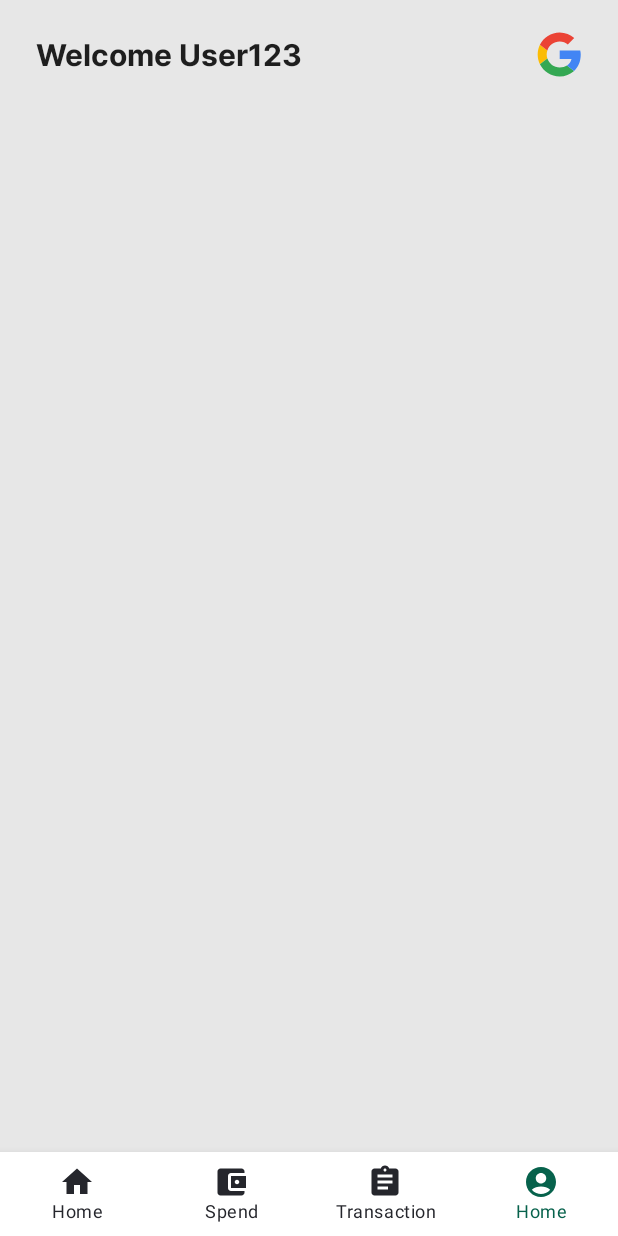
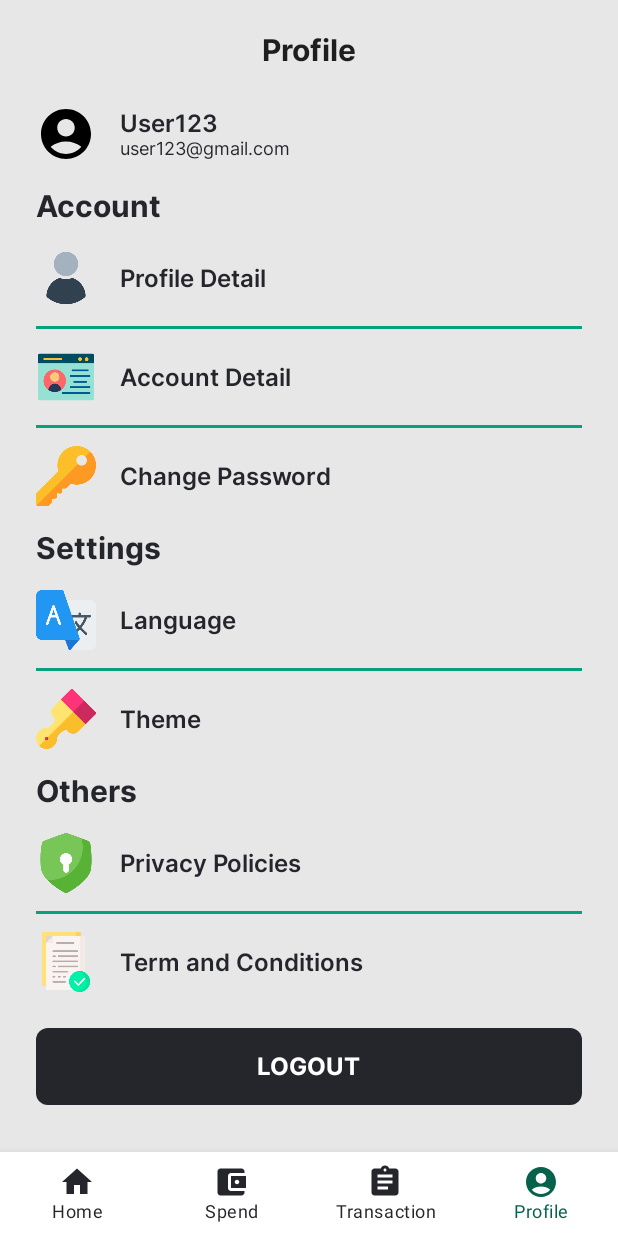
Before and after one commit to BudgetInCapstone/AndroidDevelopment, an Android app built with Jetpack Compose: the AuthenticatedNavigation screen opened through its navigation route, item 4 of the bottom bar chosen, on a phone screen of 412 x 824 dp. Run offline under Robolectric (Android 15) with nearby library versions, the phone set to English and light mode, and no system bars.

Commit message:
create: membuat halaman profile dan logika logout

```diff
--- a/app/src/main/java/com/bangkit/budgetin/MainActivity.kt
+++ b/app/src/main/java/com/bangkit/budgetin/MainActivity.kt
@@ -6,11 +6,8 @@ import androidx.activity.compose.setContent
 import androidx.compose.foundation.layout.fillMaxSize
 import androidx.compose.material.MaterialTheme
 import androidx.compose.material.Surface
-import androidx.compose.material.Text
-import androidx.compose.runtime.Composable
 import androidx.compose.ui.Modifier
-import androidx.compose.ui.tooling.preview.Preview
-import com.bangkit.budgetin.ui.BudgetInApp
+import com.bangkit.budgetin.ui.AppNavigation
 import com.bangkit.budgetin.ui.theme.BudgetInTheme
 
 class MainActivity : ComponentActivity() {
@@ -22,7 +19,7 @@ class MainActivity : ComponentActivity() {
                     modifier = Modifier.fillMaxSize(),
                     color = MaterialTheme.colors.background
                 ) {
-                    BudgetInApp()
+                    AppNavigation()
                 }
             }
         }
--- a/app/src/main/java/com/bangkit/budgetin/ui/BudgetInApp.kt
+++ b/app/src/main/java/com/bangkit/budgetin/ui/AppNavigation.kt
@@ -14,7 +14,7 @@ import com.bangkit.budgetin.ui.screen.signin.SignInScreen
 import com.bangkit.budgetin.ui.screen.signup.SignUpScreen
 
 @Composable
-fun BudgetInApp(
+fun AppNavigation(
     navController: NavHostController = rememberNavController(),
 ) {
     NavHost(
@@ -47,7 +47,9 @@ fun BudgetInApp(
             )
         }
         composable(Screen.Home.route) {
-            AuthenticatedNavigation()
+            AuthenticatedNavigation(
+                parentNavController = navController
+            )
         }
     }
 }
--- a/app/src/main/java/com/bangkit/budgetin/ui/components/DailySpend.kt
+++ b/app/src/main/java/com/bangkit/budgetin/ui/components/DailySpend.kt
@@ -24,11 +24,11 @@ import java.text.NumberFormat
 @Composable
 fun DailySpend(
     modifier: Modifier = Modifier,
-    dailySpend: Long = 1,
-    dailyMax: Long = 1,
+    dailySpend: Long,
+    dailyMax: Long,
 ) {
     var progressBarWidth by remember {
-        mutableStateOf(0F)
+        mutableStateOf(1F)
     }
 
     Column(
@@ -53,7 +53,7 @@ fun DailySpend(
             horizontalArrangement = Arrangement.SpaceBetween
         ) {
             Text(
-                text = "${dailySpend/dailyMax * 100}%",
+                text = "${(dailySpend.toFloat() / dailyMax.toFloat() * 100).toInt()}%",
                 style = MaterialTheme.typography.body1
             )
             Text(
@@ -84,7 +84,7 @@ fun DailySpend(
                     .fillMaxHeight()
                     .width(
                         with(LocalDensity.current) {
-                            (progressBarWidth * (dailySpend / dailyMax)).toDp()
+                            (progressBarWidth * (1 - dailySpend.toFloat() / dailyMax)).toDp()
                         }
                     )
                     .align(Alignment.CenterEnd)
--- /dev/null
+++ b/app/src/main/java/com/bangkit/budgetin/ui/components/ProfileItemView.kt
@@ -0,0 +1,53 @@
+package com.bangkit.budgetin.ui.components
+
+import androidx.compose.foundation.Image
+import androidx.compose.foundation.layout.*
+import androidx.compose.foundation.shape.CircleShape
+import androidx.compose.material.MaterialTheme
+import androidx.compose.material.Text
+import androidx.compose.runtime.Composable
+import androidx.compose.ui.Alignment
+import androidx.compose.ui.Modifier
+import androidx.compose.ui.draw.clip
+import androidx.compose.ui.graphics.RectangleShape
+import androidx.compose.ui.graphics.painter.Painter
+import androidx.compose.ui.layout.ContentScale
+import androidx.compose.ui.unit.dp
+
+@Composable
+fun ProfileItemView(
+    modifier: Modifier = Modifier,
+    title: String,
+    description: String?,
+    image: Painter,
+    circle: Boolean = true
+){
+    Row(
+        modifier = modifier.fillMaxWidth(),
+        verticalAlignment = Alignment.CenterVertically
+    ) {
+        Image(
+            painter = image,
+            contentDescription = "profile image",
+            modifier = Modifier
+                .padding(end = 16.dp)
+                .size(40.dp)
+                .clip(if(circle) CircleShape else RectangleShape),
+            contentScale = ContentScale.Crop
+        )
+        Column {
+            Text(
+                text = title,
+                style = MaterialTheme.typography.h3,
+                color = MaterialTheme.colors.primary,
+            )
+            if(!description.isNullOrEmpty()){
+                Text(
+                    text = description,
+                    style = MaterialTheme.typography.body1,
+                    color = MaterialTheme.colors.primary
+                )
+            }
+        }
+    }
+}
--- a/app/src/main/java/com/bangkit/budgetin/ui/navigation/NavigationItem.kt
+++ b/app/src/main/java/com/bangkit/budgetin/ui/item/NavigationItem.kt
@@ -1,6 +1,7 @@
-package com.bangkit.budgetin.ui.navigation
+package com.bangkit.budgetin.ui.item
 
 import androidx.compose.ui.graphics.painter.Painter
+import com.bangkit.budgetin.ui.navigation.Screen
 
 data class NavigationItem(
     val title: String,
--- /dev/null
+++ b/app/src/main/java/com/bangkit/budgetin/ui/item/ProfileGroupItem.kt
@@ -0,0 +1,6 @@
+package com.bangkit.budgetin.ui.item
+
+data class ProfileGroupItem (
+    val groupName: String,
+    val profileItems: List<ProfileItem>
+)
--- /dev/null
+++ b/app/src/main/java/com/bangkit/budgetin/ui/item/ProfileItem.kt
@@ -0,0 +1,9 @@
+package com.bangkit.budgetin.ui.item
+
+import androidx.compose.ui.graphics.painter.Painter
+
+data class ProfileItem(
+    val title: String,
+    val description: String? = null,
+    val image: Painter
+)
--- a/app/src/main/java/com/bangkit/budgetin/ui/navigation/AuthenticatedNavigation.kt
+++ b/app/src/main/java/com/bangkit/budgetin/ui/navigation/AuthenticatedNavigation.kt
@@ -11,46 +11,22 @@ import androidx.compose.ui.graphics.Color
 import androidx.compose.ui.layout.ContentScale
 import androidx.compose.ui.res.painterResource
 import androidx.compose.ui.unit.dp
+import androidx.navigation.NavController
 import androidx.navigation.NavHostController
 import androidx.navigation.compose.NavHost
 import androidx.navigation.compose.composable
 import androidx.navigation.compose.currentBackStackEntryAsState
 import androidx.navigation.compose.rememberNavController
 import com.bangkit.budgetin.R
+import com.bangkit.budgetin.ui.item.NavigationItem
 import com.bangkit.budgetin.ui.screen.home.HomeScreen
+import com.bangkit.budgetin.ui.screen.profile.ProfileScreen
 import com.bangkit.budgetin.ui.screen.spend.SpendScreen
 
 @Composable
 fun AuthenticatedNavigation(
+    parentNavController: NavController,
     navController: NavHostController = rememberNavController(),
-) {
-    Scaffold(
-        topBar = {
-            Row(
-                modifier = Modifier
-                    .fillMaxWidth()
-                    .padding(top = 21.dp, start = 24.dp, end = 24.dp, bottom = 24.dp),
-                horizontalArrangement = Arrangement.SpaceBetween,
-                verticalAlignment = Alignment.CenterVertically
-            ) {
-                Text(
-                    text = "Welcome User123",
-                    style = MaterialTheme.typography.h1
-                )
-                Image(
-                    painter = painterResource(id = R.drawable.ic_google),
-                    contentDescription = "profile picture",
-                    modifier = Modifier
-                        .size(30.dp),
-                    contentScale = ContentScale.Crop
-                )
-            }
-        },
-        bottomBar = {
-            BottomNavigation(
-                modifier = Modifier
-                    .padding(top = 16.dp),
-                backgroundColor = Color.White
 ) {
     val navBackStackEntry by navController.currentBackStackEntryAsState()
     val currentRoute = navBackStackEntry?.destination?.route
@@ -72,11 +48,52 @@ fun AuthenticatedNavigation(
             screen = Screen.Transaction,
         ),
         NavigationItem(
-                        title = "Home",
+            title = "Profile",
             icon = painterResource(id = R.drawable.ic_profile),
             screen = Screen.Profile,
         )
     )
+
+    Scaffold(
+        topBar = {
+            Row(
+                modifier = Modifier
+                    .fillMaxWidth()
+                    .padding(top = 21.dp, start = 24.dp, end = 24.dp, bottom = 24.dp),
+                horizontalArrangement =
+                if (currentRoute == Screen.Home.route)
+                    Arrangement.SpaceBetween
+                else
+                    Arrangement.Center,
+                verticalAlignment = Alignment.CenterVertically
+            ) {
+                if (currentRoute == Screen.Home.route) {
+                    Text(
+                        text = "Welcome User123",
+                        style = MaterialTheme.typography.h1
+                    )
+                    Image(
+                        painter = painterResource(id = R.drawable.ic_google),
+                        contentDescription = "profile picture",
+                        modifier = Modifier
+                            .size(30.dp),
+                        contentScale = ContentScale.Crop
+                    )
+                } else {
+                    Text(
+                        text = navigationItems.find {
+                            it.screen.route == currentRoute
+                        }?.title ?: "",
+                        style = MaterialTheme.typography.h1
+                    )
+                }
+            }
+        },
+        bottomBar = {
+            BottomNavigation(
+                modifier = Modifier,
+                backgroundColor = Color.White
+            ) {
                 navigationItems.map { item ->
                     BottomNavigationItem(
                         icon = {
@@ -90,8 +107,8 @@ fun AuthenticatedNavigation(
                         unselectedContentColor = MaterialTheme.colors.primary,
                         selectedContentColor = MaterialTheme.colors.secondary,
                         onClick = {
-                            navController.navigate(item.screen.route){
-                                popUpTo(Screen.Home.route){
+                            navController.navigate(item.screen.route) {
+                                popUpTo(Screen.Home.route) {
                                     saveState = true
                                 }
                                 restoreState = true
@@ -108,15 +125,24 @@ fun AuthenticatedNavigation(
             navController = navController,
             startDestination = Screen.Home.route,
 
-        ){
-            composable(Screen.Home.route){
+            ) {
+            composable(Screen.Home.route) {
                 HomeScreen()
             }
-            composable(Screen.Spend.route){
+            composable(Screen.Spend.route) {
                 SpendScreen()
             }
-            composable(Screen.Transaction.route){}
-            composable(Screen.Profile.route){}
+            composable(Screen.Transaction.route) {}
+            composable(Screen.Profile.route) {
+                ProfileScreen(
+                    navigateToSignin = {
+                        parentNavController.navigate(Screen.SignIn.route) {
+                            popUpTo(Screen.Home.route) {inclusive = true}
+                            launchSingleTop = true
+                        }
+                    }
+                )
             }
         }
     }
+}
--- a/app/src/main/java/com/bangkit/budgetin/ui/screen/home/HomeScreen.kt
+++ b/app/src/main/java/com/bangkit/budgetin/ui/screen/home/HomeScreen.kt
@@ -4,29 +4,14 @@ import androidx.compose.foundation.*
 import androidx.compose.foundation.layout.*
 import androidx.compose.foundation.lazy.LazyRow
 import androidx.compose.foundation.lazy.items
-import androidx.compose.foundation.shape.CircleShape
-import androidx.compose.foundation.shape.RoundedCornerShape
 import androidx.compose.material.*
-import androidx.compose.material.icons.Icons
-import androidx.compose.material.icons.filled.Notifications
 import androidx.compose.runtime.*
 import androidx.compose.ui.Alignment
 import androidx.compose.ui.Modifier
-import androidx.compose.ui.draw.clip
-import androidx.compose.ui.draw.shadow
-import androidx.compose.ui.geometry.Offset
-import androidx.compose.ui.graphics.Brush
-import androidx.compose.ui.graphics.Color
-import androidx.compose.ui.layout.ContentScale
-import androidx.compose.ui.layout.onGloballyPositioned
-import androidx.compose.ui.platform.LocalDensity
 import androidx.compose.ui.res.painterResource
-import androidx.compose.ui.text.style.TextOverflow
 import androidx.compose.ui.tooling.preview.Devices
 import androidx.compose.ui.tooling.preview.Preview
 import androidx.compose.ui.unit.dp
-import androidx.compose.ui.unit.sp
-import androidx.compose.ui.zIndex
 import com.bangkit.budgetin.R
 import com.bangkit.budgetin.ui.components.*
 import com.bangkit.budgetin.ui.theme.*
@@ -34,6 +19,7 @@ import com.bangkit.budgetin.ui.theme.*
 @Composable
 fun HomeScreen(
 ) {
+    // TODO: Cek apakah user punya plan
     val isHavePlan = true
     if (isHavePlan)
         HomeContent()
@@ -53,6 +39,7 @@ fun HomeContent(
         modifier = modifier
             .fillMaxWidth()
             .verticalScroll(state = rememberScrollState())
+            .padding(bottom = 16.dp)
     ) {
         CardBalance(
             modifier = Modifier.padding(horizontal = 24.dp),
@@ -120,6 +107,7 @@ fun HomeNoContent(
     Column(
         modifier = modifier
             .padding(horizontal = 24.dp)
+            .padding(bottom = 16.dp)
     ) {
         CardBalanceNoPlan()
         Text(
@@ -157,12 +145,12 @@ fun HomePreview() {
     }
 }
 
-@Preview(showBackground = true, device = Devices.PIXEL_2_XL)
-@Composable
-fun HomeNoContentPreview() {
-    BudgetInTheme() {
-        HomeNoContent(
-            modifier = Modifier.fillMaxSize()
-        )
-    }
-}
+//@Preview(showBackground = true, device = Devices.PIXEL_2_XL)
+//@Composable
+//fun HomeNoContentPreview() {
+//    BudgetInTheme {
+//        HomeNoContent(
+//            modifier = Modifier.fillMaxSize()
+//        )
+//    }
+//}
--- /dev/null
+++ b/app/src/main/java/com/bangkit/budgetin/ui/screen/profile/ProfileScreen.kt
@@ -0,0 +1,147 @@
+package com.bangkit.budgetin.ui.screen.profile
+
+import androidx.compose.foundation.*
+import androidx.compose.foundation.layout.*
+import androidx.compose.foundation.shape.CircleShape
+import androidx.compose.material.Divider
+import androidx.compose.material.MaterialTheme
+import androidx.compose.material.Text
+import androidx.compose.runtime.Composable
+import androidx.compose.ui.Alignment
+import androidx.compose.ui.Modifier
+import androidx.compose.ui.draw.clip
+import androidx.compose.ui.layout.ContentScale
+import androidx.compose.ui.res.painterResource
+import androidx.compose.ui.text.font.FontWeight
+import androidx.compose.ui.tooling.preview.Devices
+import androidx.compose.ui.tooling.preview.Preview
+import androidx.compose.ui.unit.dp
+import com.bangkit.budgetin.R
+import com.bangkit.budgetin.ui.components.ButtonApp
+import com.bangkit.budgetin.ui.components.ProfileItemView
+import com.bangkit.budgetin.ui.item.ProfileGroupItem
+import com.bangkit.budgetin.ui.item.ProfileItem
+import com.bangkit.budgetin.ui.theme.BudgetInTheme
+import com.bangkit.budgetin.ui.theme.Teal400
+
+@Composable
+fun ProfileScreen(
+    navigateToSignin: () -> Unit = {}
+) {
+    ProfileContent(
+        navigateToSignin =  navigateToSignin
+    )
+}
+
+@Composable
+fun ProfileContent(
+    modifier: Modifier = Modifier,
+    navigateToSignin: () -> Unit = {}
+) {
+    val profileItemList = listOf(
+        ProfileGroupItem(
+            groupName = "Account",
+            profileItems = listOf(
+                ProfileItem(
+                    title = "Profile Detail",
+                    image = painterResource(id = R.drawable.ic_profile_detail)
+                ),
+                ProfileItem(
+                    title = "Account Detail",
+                    image = painterResource(id = R.drawable.ic_account)
+                ),
+                ProfileItem(
+                    title = "Change Password",
+                    image = painterResource(id = R.drawable.ic_password)
+                ),
+            )
+        ),
+        ProfileGroupItem(
+            groupName = "Settings",
+            profileItems = listOf(
+                ProfileItem(
+                    title = "Language",
+                    image = painterResource(id = R.drawable.ic_language)
+                ),
+                ProfileItem(
+                    title = "Theme",
+                    image = painterResource(id = R.drawable.ic_theme)
+                ),
+            )
+        ),
+        ProfileGroupItem(
+            groupName = "Others",
+            profileItems = listOf(
+                ProfileItem(
+                    title = "Privacy Policies",
+                    image = painterResource(id = R.drawable.ic_privacy)
+                ),
+                ProfileItem(
+                    title = "Term and Conditions",
+                    image = painterResource(id = R.drawable.ic_term)
+                ),
+            )
+        )
+    )
+
+    Column(
+        modifier = modifier
+            .verticalScroll(rememberScrollState())
+    ) {
+        ProfileItemView(
+            title = "User123",
+            description = "user123@gmail.com",
+            image = painterResource(id = R.drawable.ic_profile),
+            modifier = Modifier
+                .padding(horizontal = 24.dp)
+        )
+
+        profileItemList.map { profileGroup ->
+            Text(
+                text = profileGroup.groupName,
+                style = MaterialTheme.typography.h1,
+                color = MaterialTheme.colors.primary,
+                modifier = Modifier
+                    .padding(top = 16.dp)
+                    .padding(horizontal = 24.dp)
+            )
+            profileGroup.profileItems.mapIndexed { index, profileItem ->
+                if (index != 0) {
+                    Divider(
+                        modifier = Modifier
+                            .padding(vertical = 12.dp, horizontal = 24.dp)
+                            .fillMaxWidth()
+                            .height(2.dp)
+                            .background(Teal400)
+                    )
+                }
+                ProfileItemView(
+                    modifier = Modifier
+                        .padding(top = if (index == 0) 16.dp else 0.dp)
+                        .padding(horizontal = 24.dp),
+                    title = profileItem.title,
+                    description = profileItem.description,
+                    image = profileItem.image,
+                    circle = false
+                )
+            }
+        }
+
+        ButtonApp(
+            text = "logout",
+            modifier = Modifier
+                .padding(24.dp),
+            onClick = navigateToSignin
+        )
+    }
+}
+
+@Preview(showBackground = true, device = Devices.PIXEL_2_XL)
+@Composable
+fun ProfilePreview() {
+    BudgetInTheme {
+        ProfileContent(
+            Modifier.fillMaxSize()
+        )
+    }
+}
```
Also changed, not shown: app/src/main/res/drawable/ic_account.png (added), app/src/main/res/drawable/ic_language.png (added), app/src/main/res/drawable/ic_password.png (added), app/src/main/res/drawable/ic_privacy.png (added), app/src/main/res/drawable/ic_profile_detail.png (added), app/src/main/res/drawable/ic_term.png (added), app/src/main/res/drawable/ic_theme.png (added), 115 other files. Lines whose indentation alone changed are shown as unchanged.
